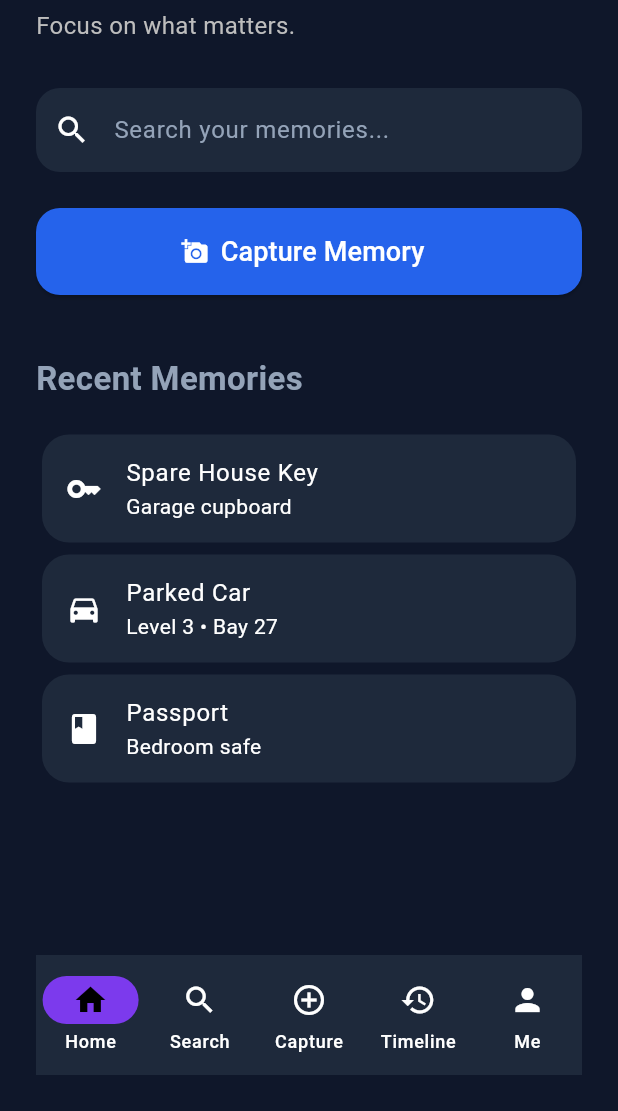
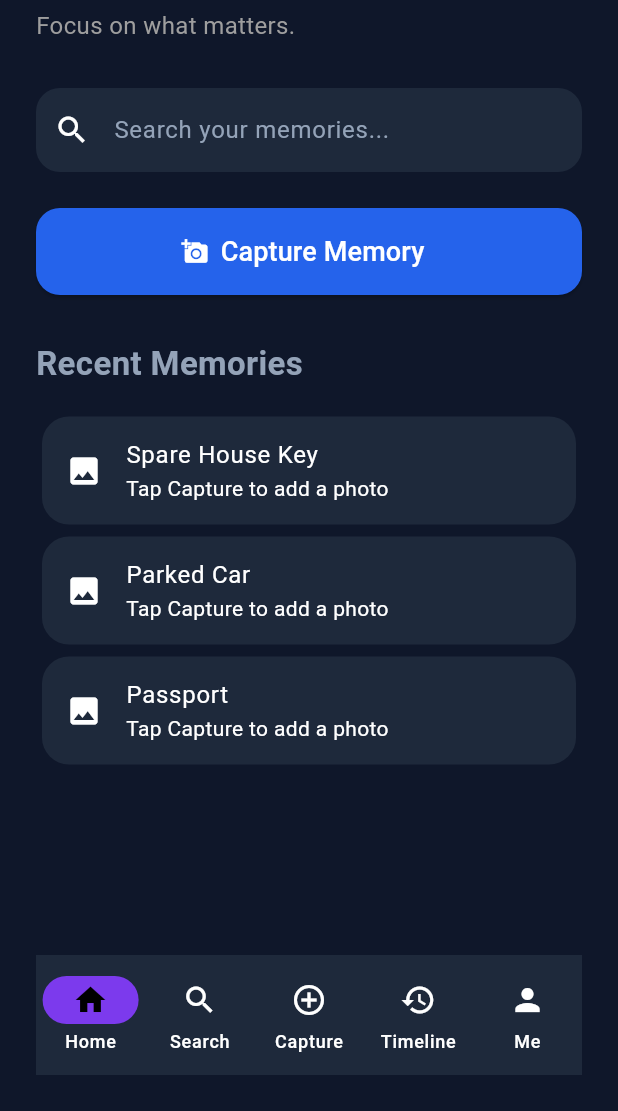
Before and after one commit to TGNman1975/memorylens-app, a Flutter app: the screen it shows after launch, after a tap on "Capture Memory", on a phone screen of 412 x 824 dp, the part 125-1236 px from its top. Run offline on Flutter 3.47's test engine with Material 3 defaults, Android fonts, the phone set to English and light mode, and no system bars; our stand-ins replace image_picker.

Commit message:
Add provider architecture and camera capture

```diff
--- a/lib/main.dart
+++ b/lib/main.dart
@@ -1,10 +1,16 @@
 import 'package:flutter/material.dart';
-
+import 'package:provider/provider.dart';
+import 'providers/memory_provider.dart';
 import 'theme/app_theme.dart';
 import 'screens/home_screen.dart';
 
 void main() {
-  runApp(const MemoryLensApp());
+  runApp(
+  ChangeNotifierProvider(
+    create: (_) => MemoryProvider(),
+    child: const MemoryLensApp(),
+  ),
+);
 }
 
 class MemoryLensApp extends StatelessWidget {
--- /dev/null
+++ b/lib/providers/memory_provider.dart
@@ -0,0 +1,18 @@
+import 'package:flutter/material.dart';
+
+import '../models/memory.dart';
+
+class MemoryProvider extends ChangeNotifier {
+  final List<Memory> _memories = [
+    Memory(title: 'Spare House Key'),
+    Memory(title: 'Parked Car'),
+    Memory(title: 'Passport'),
+  ];
+
+  List<Memory> get memories => List.unmodifiable(_memories);
+
+  void addMemory(Memory memory) {
+    _memories.insert(0, memory);
+    notifyListeners();
+  }
+}
--- a/lib/screens/home_screen.dart
+++ b/lib/screens/home_screen.dart
@@ -1,10 +1,39 @@
+import 'dart:io';
+
 import 'package:flutter/material.dart';
+import 'package:provider/provider.dart';
 
-class HomeScreen extends StatelessWidget {
+import 'package:memory_lens/models/memory.dart';
+import 'package:memory_lens/providers/memory_provider.dart';
+import 'package:memory_lens/services/camera_service.dart';
+
+class HomeScreen extends StatefulWidget {
   const HomeScreen({super.key});
 
   @override
+  State<HomeScreen> createState() => _HomeScreenState();
+}
+
+class _HomeScreenState extends State<HomeScreen> {
+  final CameraService _cameraService = CameraService();
+
+  Future<void> _captureMemory() async {
+    final File? image = await _cameraService.captureImage();
+
+    if (!mounted || image == null) return;
+
+    context.read<MemoryProvider>().addMemory(
+      Memory(
+        title: 'New Memory',
+        imagePath: image.path,
+      ),
+    );
+  }
+
+  @override
   Widget build(BuildContext context) {
+    final memories = context.watch<MemoryProvider>().memories;
+
     return Scaffold(
       body: SafeArea(
         child: Padding(
@@ -12,11 +41,10 @@ class HomeScreen extends StatelessWidget {
           child: Column(
             crossAxisAlignment: CrossAxisAlignment.start,
             children: [
-
               const SizedBox(height: 10),
 
               const Text(
-                "MemoryLens",
+                'MemoryLens',
                 style: TextStyle(
                   fontSize: 34,
                   fontWeight: FontWeight.bold,
@@ -26,19 +54,19 @@ class HomeScreen extends StatelessWidget {
               const SizedBox(height: 6),
 
               Text(
-                "Focus on what matters.",
+                'Focus on what matters.',
                 style: TextStyle(
                   fontSize: 16,
-                  color: Colors.grey.shade400,
+                  color: Colors.grey,
                 ),
               ),
 
               const SizedBox(height: 30),
 
-              TextField(
+              const TextField(
                 decoration: InputDecoration(
-                  hintText: "Search your memories...",
-                  prefixIcon: const Icon(Icons.search),
+                  hintText: 'Search your memories...',
+                  prefixIcon: Icon(Icons.search),
                 ),
               ),
 
@@ -48,80 +76,82 @@ class HomeScreen extends StatelessWidget {
                 width: double.infinity,
                 height: 58,
                 child: ElevatedButton.icon(
-                  onPressed: () {},
+                  onPressed: _captureMemory,
                   icon: const Icon(Icons.add_a_photo),
                   label: const Text(
-                    "Capture Memory",
+                    'Capture Memory',
                     style: TextStyle(fontSize: 18),
                   ),
                 ),
               ),
 
-              const SizedBox(height: 40),
+              const SizedBox(height: 30),
 
               const Text(
-                "Recent Memories",
+                'Recent Memories',
                 style: TextStyle(
                   fontSize: 22,
                   fontWeight: FontWeight.bold,
                 ),
               ),
 
-              const SizedBox(height: 18),
+              const SizedBox(height: 16),
 
-              Card(
-                child: ListTile(
-                  leading: const Icon(Icons.key),
-                  title: const Text("Spare House Key"),
-                  subtitle: const Text("Garage cupboard"),
+              Expanded(
+                child: ListView.builder(
+                  itemCount: memories.length,
+                  itemBuilder: (context, index) {
+                    final memory = memories[index];
+
+                    return Card(
+                      child: ListTile(
+                        leading: memory.imagePath != null
+                            ? ClipRRect(
+                                borderRadius: BorderRadius.circular(8),
+                                child: Image.file(
+                                  File(memory.imagePath!),
+                                  width: 50,
+                                  height: 50,
+                                  fit: BoxFit.cover,
+                                ),
+                              )
+                            : const Icon(Icons.photo),
+
+                        title: Text(memory.title),
+
+                        subtitle: Text(
+                          memory.imagePath == null
+                              ? 'Tap Capture to add a photo'
+                              : 'Photo saved',
+                        ),
+                      ),
+                    );
+                  },
                 ),
               ),
-
-              Card(
-                child: ListTile(
-                  leading: const Icon(Icons.directions_car),
-                  title: const Text("Parked Car"),
-                  subtitle: const Text("Level 3 • Bay 27"),
-                ),
-              ),
-
-              Card(
-                child: ListTile(
-                  leading: const Icon(Icons.book),
-                  title: const Text("Passport"),
-                  subtitle: const Text("Bedroom safe"),
-                ),
-              ),
-
-              const Spacer(),
 
               NavigationBar(
                 selectedIndex: 0,
                 destinations: const [
-
                   NavigationDestination(
                     icon: Icon(Icons.home),
-                    label: "Home",
+                    label: 'Home',
                   ),
-
                   NavigationDestination(
                     icon: Icon(Icons.search),
-                    label: "Search",
+                    label: 'Search',
                   ),
-
                   NavigationDestination(
                     icon: Icon(Icons.add_circle_outline),
-                    label: "Capture",
+                    label: 'Capture',
                   ),
-
                   NavigationDestination(
                     icon: Icon(Icons.history),
-                    label: "Timeline",
+                    label: 'Timeline',
                   ),
-
                   NavigationDestination(
                     icon: Icon(Icons.person),
-                    label: "Me",
+                    label: 'Me',
                   ),
                 ],
               ),
--- a/pubspec.yaml
+++ b/pubspec.yaml
@@ -35,6 +35,9 @@ dependencies:
   # Use with the CupertinoIcons class for iOS style icons.
   cupertino_icons: ^1.0.8
   image_picker: ^1.2.3
+  hive: ^2.2.3
+  hive_flutter: ^1.1.0
+  provider: ^6.1.5+1
 
 dev_dependencies:
   flutter_test:
@@ -46,6 +49,8 @@ dev_dependencies:
   # package. See that file for information about deactivating specific lint
   # rules and activating additional ones.
   flutter_lints: ^6.0.0
+  hive_generator: ^2.0.1
+  build_runner: ^2.4.13
 
 # For information on the generic Dart part of this file, see the
 # following page: https://dart.dev/tools/pub/pubspec
```
Also changed, not shown: lib/repositories/memory_repository.dart (added), pubspec.lock, 2 other files.
